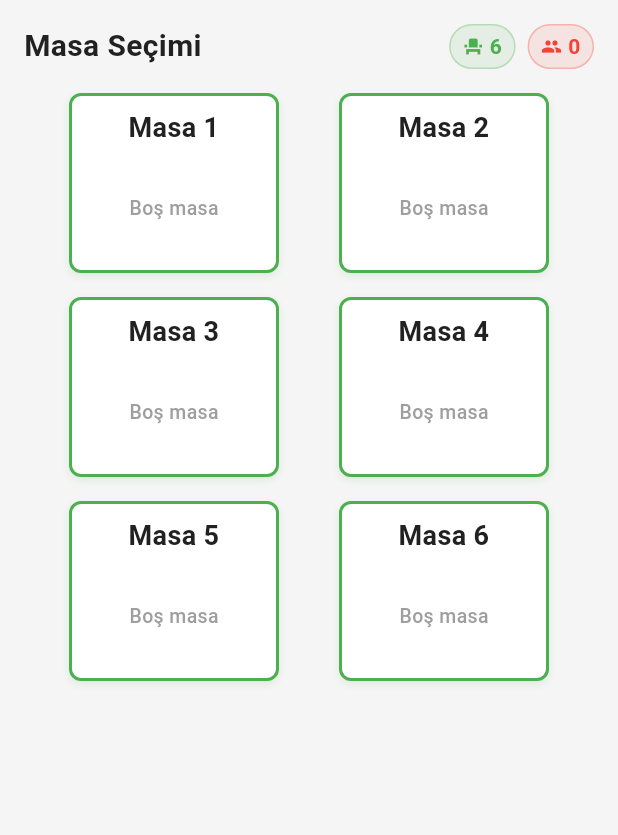
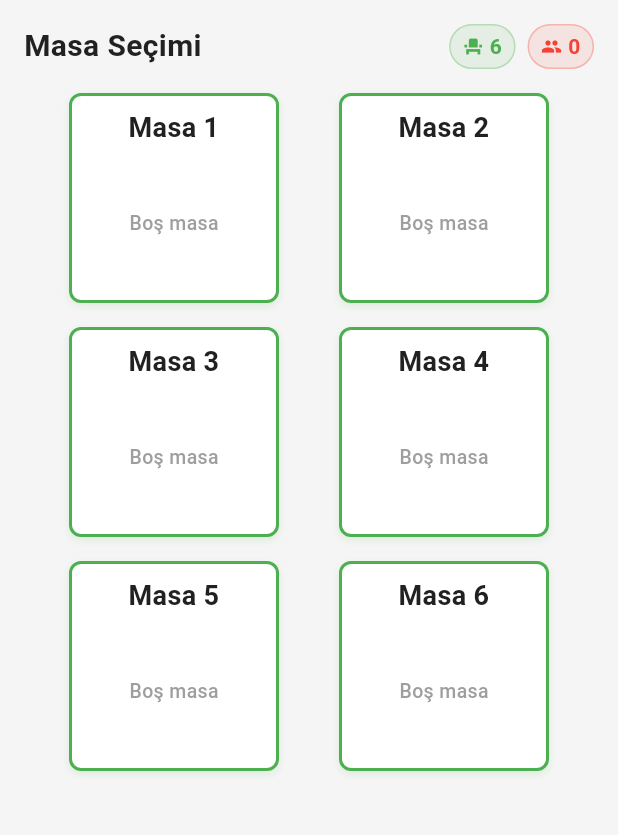
Before and after one commit to Beybarutcu/kafe_pos, a Flutter app: the screen it shows after launch, on a phone screen of 412 x 824 dp, the part 84-919 px from its top. Run offline on Flutter 3.47's test engine with Material 3 defaults, Android fonts, the phone set to English and light mode, and no system bars; our stand-ins replace sqflite, sqflite_common_ffi; accounts and stored records are empty.

Commit message:
Başladık

```diff
--- a/lib/screens/order_screen.dart
+++ b/lib/screens/order_screen.dart
@@ -490,8 +490,8 @@ class _OrderScreenState extends State<OrderScreen> {
   Future<void> _checkAndUpdateTableStatus() async {
     if (orderItems.isEmpty && currentOrder != null) {
       try {
-        // Delete empty order
-        await _databaseService.deleteOrderItem(currentOrder!.id!);
+        // Delete empty order - FIX: Call deleteOrder instead of deleteOrderItem
+        await _databaseService.deleteOrder(currentOrder!.id!);
 
         // Update table status to empty
         await _databaseService.updateTableStatus(
--- a/lib/screens/table_selection_screen.dart
+++ b/lib/screens/table_selection_screen.dart
@@ -419,7 +419,7 @@ class _TableSelectionScreenState extends State<TableSelectionScreen> {
               runSpacing: 16, // Fixed vertical spacing
               children: tables.map((table) => SizedBox(
                 width: cardWidth, // Fixed width for each card
-                height: 120, // Fixed height for each card
+                height: 140, // Fixed height for each card
                 child: TableCard(
                   table: table,
                   onTap: () => _handleTableTap(table),
--- a/lib/widgets/table_card.dart
+++ b/lib/widgets/table_card.dart
@@ -25,6 +25,7 @@ class _TableCardState extends State<TableCard> {
   final DatabaseService _databaseService = DatabaseService();
   List<OrderItem> orderItems = [];
   bool isLoadingOrder = false;
+  double totalPrice = 0.0;
 
   @override
   void initState() {
@@ -37,21 +38,33 @@ class _TableCardState extends State<TableCard> {
   @override
   void didUpdateWidget(TableCard oldWidget) {
     super.didUpdateWidget(oldWidget);
-    // Reload order data when table status or order ID changes
-    if (widget.table.currentOrderId != oldWidget.table.currentOrderId ||
-        widget.table.status != oldWidget.table.status) {
+
+    // Always reload order data when table is occupied to ensure preview is current
     if (widget.table.isOccupied && widget.table.currentOrderId != null) {
       _loadCurrentOrder();
-      } else {
+    } else if (widget.table.isEmpty) {
+      // Clear order items if table becomes empty
       setState(() {
         orderItems = [];
+        totalPrice = 0.0;
       });
     }
+
+    // Also handle the case where table status changes from occupied to empty
+    if (oldWidget.table.isOccupied && widget.table.isEmpty) {
+      setState(() {
+        orderItems = [];
+        totalPrice = 0.0;
+      });
     }
   }
 
   Future<void> _loadCurrentOrder() async {
     if (!widget.table.isOccupied || widget.table.currentOrderId == null) {
+      setState(() {
+        orderItems = [];
+        totalPrice = 0.0;
+      });
       return;
     }
 
@@ -61,12 +74,17 @@ class _TableCardState extends State<TableCard> {
 
     try {
       final items = await _databaseService.getOrderItems(widget.table.currentOrderId!);
+      final total = items.fold(0.0, (sum, item) => sum + item.totalPrice);
+
       setState(() {
         orderItems = items.take(3).toList(); // Only show first 3 items
+        totalPrice = total;
         isLoadingOrder = false;
       });
     } catch (e) {
       setState(() {
+        orderItems = [];
+        totalPrice = 0.0;
         isLoadingOrder = false;
       });
     }
@@ -103,7 +121,7 @@ class _TableCardState extends State<TableCard> {
               Text(
                 widget.table.name,
                 style: const TextStyle(
-                  fontSize: 18, // Keep the bigger font size
+                  fontSize: 18,
                   fontWeight: FontWeight.bold,
                   color: AppColors.textPrimary,
                 ),
@@ -113,9 +131,25 @@ class _TableCardState extends State<TableCard> {
 
               const SizedBox(height: 8),
 
-              // Order preview (removed status icon)
+              // Order preview - takes most space
               Expanded(
                 child: _buildOrderPreview(),
+              ),
+
+              // Total price at bottom right (only show if table is occupied)
+              if (widget.table.isOccupied && !isLoadingOrder)
+                Container(
+                  width: double.infinity,
+                  padding: const EdgeInsets.only(top: 4),
+                  child: Text(
+                    '${totalPrice.toStringAsFixed(2)} ${TurkishStrings.currency}',
+                    style: const TextStyle(
+                      fontSize: 14,
+                      fontWeight: FontWeight.bold,
+                      color: AppColors.primary,
+                    ),
+                    textAlign: TextAlign.right,
+                  ),
                 ),
             ],
           ),
@@ -169,7 +203,7 @@ class _TableCardState extends State<TableCard> {
       child: Column(
         crossAxisAlignment: CrossAxisAlignment.start,
         children: [
-          // Order items list (only show first 3, no "..." indicator)
+          // Order items list (only show first 3)
           ...orderItems.take(3).map((item) => Padding(
             padding: const EdgeInsets.only(bottom: 3),
             child: Row(
```
Lines whose indentation alone changed are shown as unchanged.
